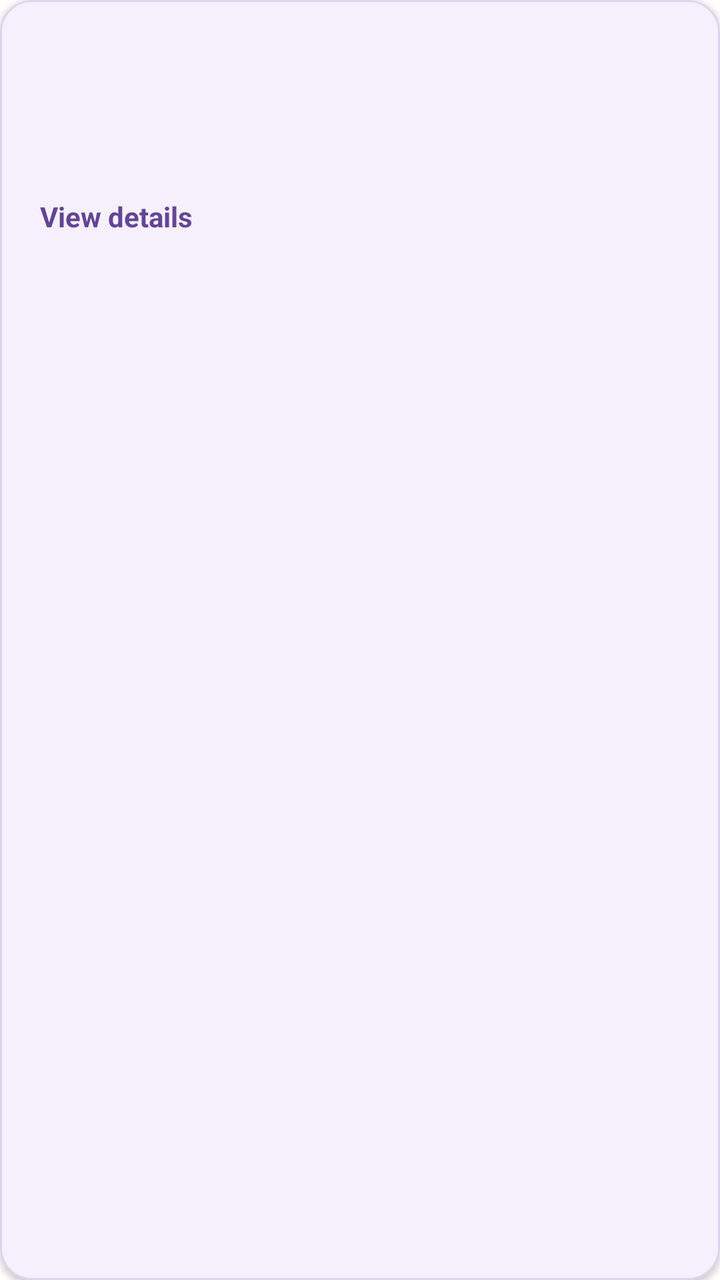
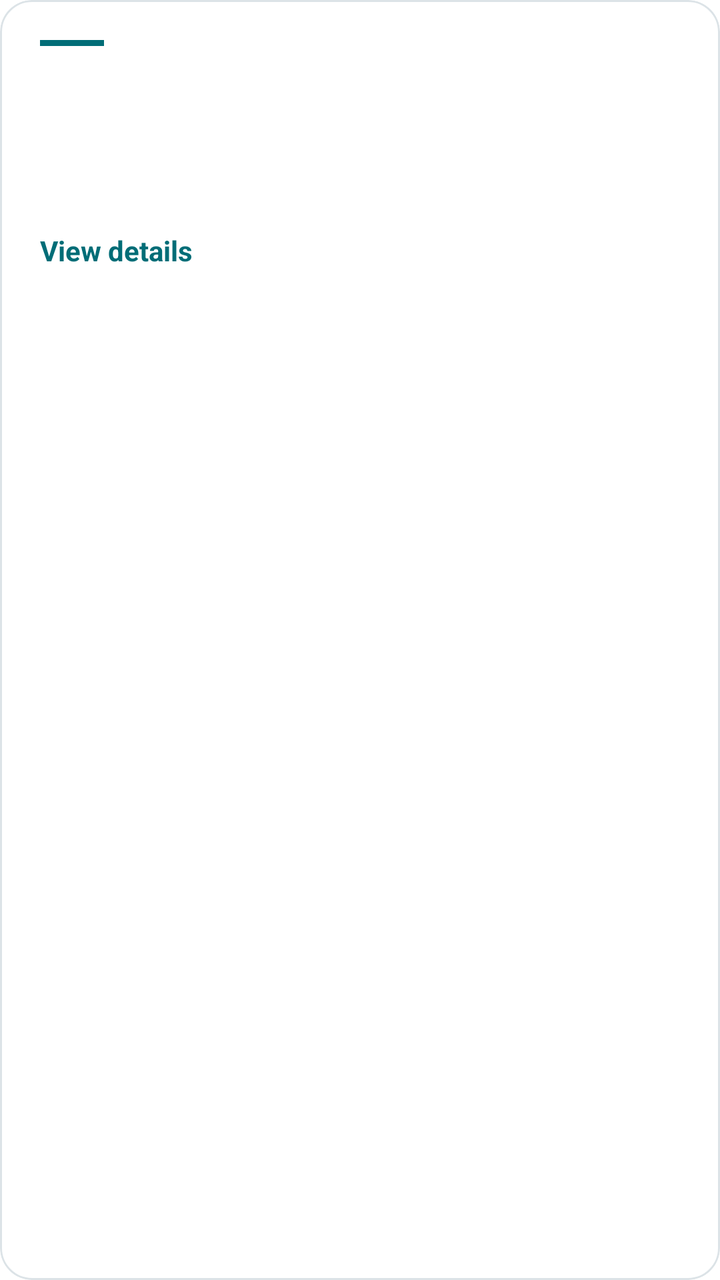

The first picture is an Android layout as it rendered before a commit; the second is the same layout after the commit. The layout source and the unified diff follow.
<!-- AndroidManifest.xml: application theme Theme.ArtGallery -->
<!-- res/layout/item_artwork.xml -->
<?xml version="1.0" encoding="utf-8"?>
<com.google.android.material.card.MaterialCardView
    xmlns:android="http://schemas.android.com/apk/res/android"
    xmlns:app="http://schemas.android.com/apk/res-auto"
    android:layout_width="match_parent"
    android:layout_height="wrap_content"
    android:layout_marginBottom="14dp"
    android:layout_marginHorizontal="2dp"
    android:clickable="true"
    android:focusable="true"
    android:foreground="?attr/selectableItemBackground"
    app:cardBackgroundColor="#F5F0FC"
    app:cardCornerRadius="16dp"
    app:cardElevation="2dp"
    app:strokeColor="#DED3EF"
    app:strokeWidth="1dp">

    <LinearLayout
        android:layout_width="match_parent"
        android:layout_height="wrap_content"
        android:orientation="vertical"
        android:padding="20dp">

        <TextView
            android:id="@+id/title"
            android:layout_width="match_parent"
            android:layout_height="wrap_content"
            android:textSize="21sp"
            android:textStyle="bold"
            android:textColor="#513B78" />

        <TextView
            android:id="@+id/summary"
            android:layout_width="match_parent"
            android:layout_height="wrap_content"
            android:layout_marginTop="12dp"
            android:textSize="15sp"
            android:textColor="#514B5C"
            android:lineSpacingExtra="5dp" />

        <TextView
            android:layout_width="match_parent"
            android:layout_height="wrap_content"
            android:layout_marginTop="18dp"
            android:text="@string/view_details"
            android:textSize="14sp"
            android:textStyle="bold"
            android:textColor="#644594" />

    </LinearLayout>

</com.google.android.material.card.MaterialCardView>
<!-- resources referenced by this layout -->
<resources>
  <string name="view_details">View details</string>
  <style name="Theme.ArtGallery" parent="Theme.MaterialComponents.DayNight.NoActionBar">
          <item name="colorPrimary">#6451A3</item>
          <item name="colorPrimaryVariant">#49367E</item>
          <item name="colorOnPrimary">#FFFFFF</item>
          <item name="colorSecondary">#82703C</item>
      </style>
</resources>

<!-- the commit's change to res/layout/item_artwork.xml (unified diff, before → after) -->
@@ -5,14 +5,13 @@
     android:layout_width="match_parent"
     android:layout_height="wrap_content"
     android:layout_marginBottom="14dp"
-    android:layout_marginHorizontal="2dp"
     android:clickable="true"
     android:focusable="true"
     android:foreground="?attr/selectableItemBackground"
-    app:cardBackgroundColor="#F5F0FC"
+    app:cardBackgroundColor="#FFFFFF"
     app:cardCornerRadius="16dp"
-    app:cardElevation="2dp"
-    app:strokeColor="#DED3EF"
+    app:cardElevation="0dp"
+    app:strokeColor="#DCE3E7"
     app:strokeWidth="1dp">
 
     <LinearLayout
@@ -21,13 +20,20 @@
         android:orientation="vertical"
         android:padding="20dp">
 
+        <View
+            android:layout_width="32dp"
+            android:layout_height="3dp"
+            android:layout_marginBottom="14dp"
+            android:background="#006D77"
+            android:importantForAccessibility="no" />
+
         <TextView
             android:id="@+id/title"
             android:layout_width="match_parent"
             android:layout_height="wrap_content"
             android:textSize="21sp"
             android:textStyle="bold"
-            android:textColor="#513B78" />
+            android:textColor="#172B35" />
 
         <TextView
             android:id="@+id/summary"
@@ -35,7 +41,7 @@
             android:layout_height="wrap_content"
             android:layout_marginTop="12dp"
             android:textSize="15sp"
-            android:textColor="#514B5C"
+            android:textColor="#52616B"
             android:lineSpacingExtra="5dp" />
 
         <TextView
@@ -45,7 +51,7 @@
             android:text="@string/view_details"
             android:textSize="14sp"
             android:textStyle="bold"
-            android:textColor="#644594" />
+            android:textColor="#006D77" />
 
     </LinearLayout>
 
<!-- resource entries referenced after the edit -->
@@ -2,10 +2,10 @@
 <resources>
   <string name="view_details">View details</string>
   <style name="Theme.ArtGallery" parent="Theme.MaterialComponents.DayNight.NoActionBar">
-          <item name="colorPrimary">#6451A3</item>
-          <item name="colorPrimaryVariant">#49367E</item>
+          <item name="colorPrimary">#006D77</item>
+          <item name="colorPrimaryVariant">#004F56</item>
           <item name="colorOnPrimary">#FFFFFF</item>
-          <item name="colorSecondary">#82703C</item>
+          <item name="colorSecondary">#006D77</item>
       </style>
 </resources>
 
